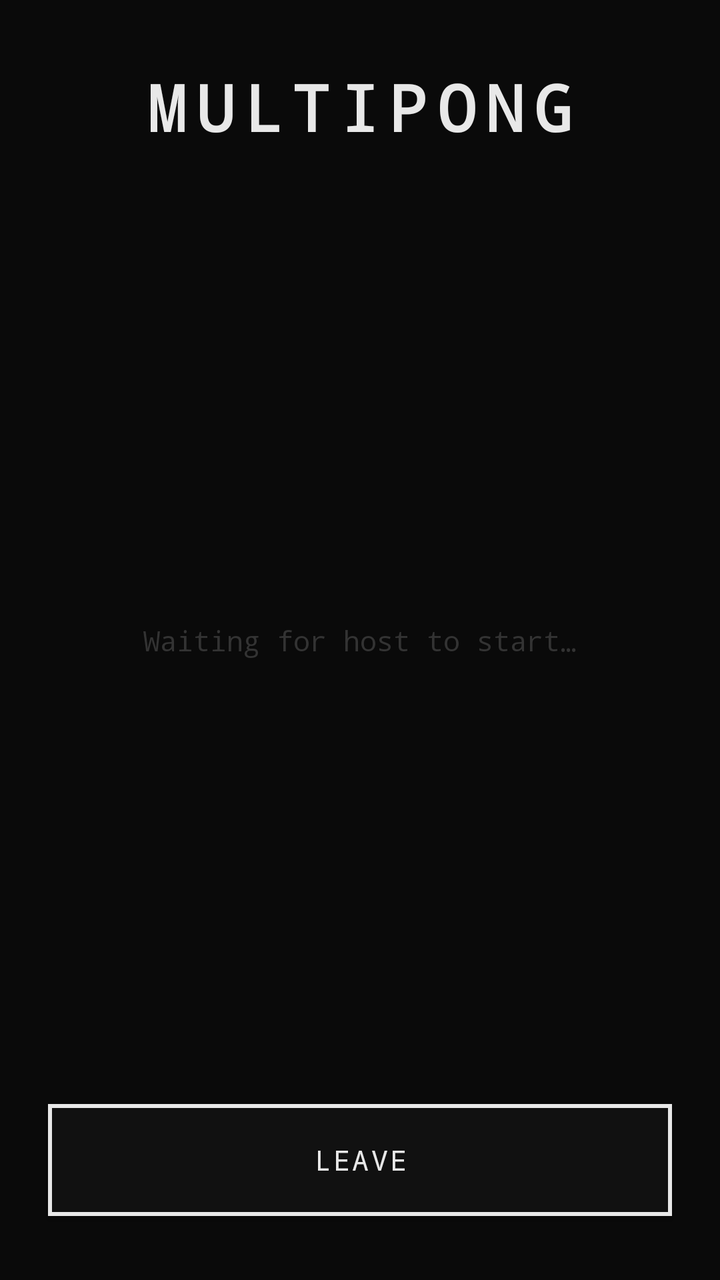
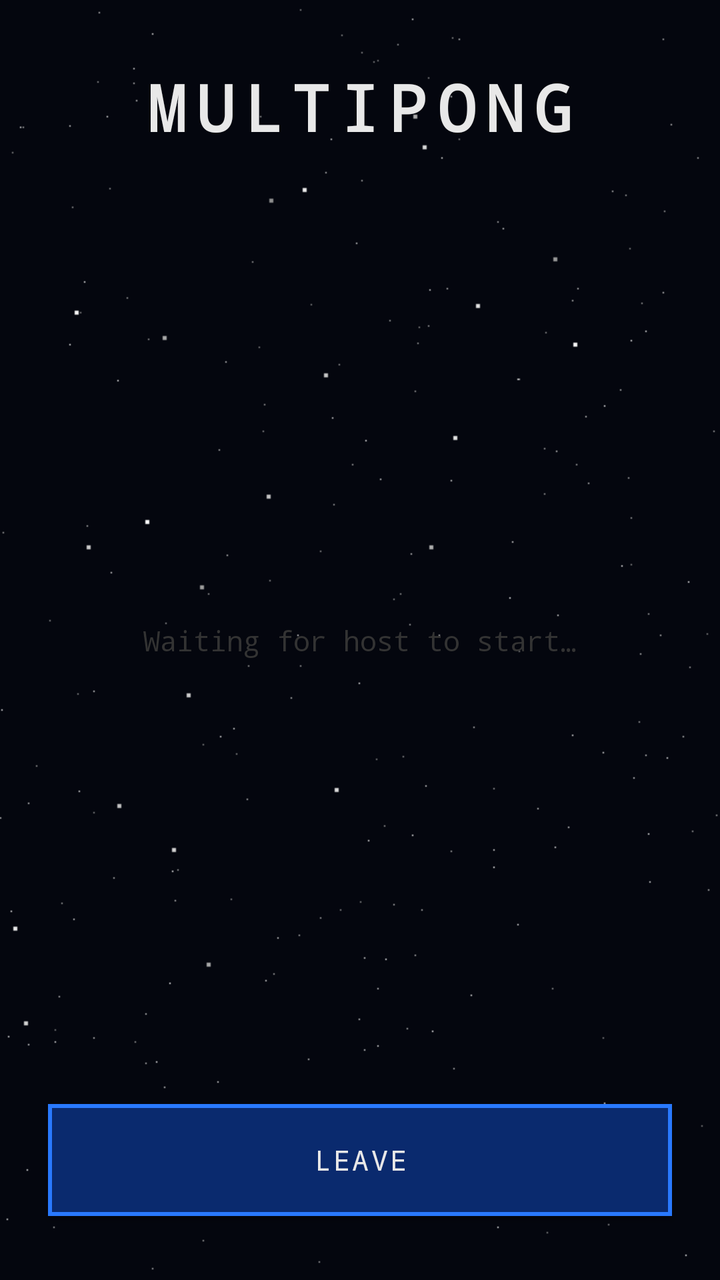

Screens rendered from an Android XML layout before and after an edit, with the pre-edit source and the edit as a unified diff.
<!-- AndroidManifest.xml: application theme AppTheme -->
<!-- res/layout/lobby_client.xml -->
<?xml version="1.0" encoding="utf-8"?>
<androidx.constraintlayout.widget.ConstraintLayout
    xmlns:android="http://schemas.android.com/apk/res/android"
    xmlns:app="http://schemas.android.com/apk/res-auto"
    android:layout_width="match_parent"
    android:layout_height="match_parent"
    android:background="@color/bg_black">

    <TextView
        android:id="@+id/lobby_client_title"
        android:layout_width="wrap_content"
        android:layout_height="wrap_content"
        android:layout_marginTop="32dp"
        android:fontFamily="monospace"
        android:letterSpacing="0.15"
        android:text="@string/lobby_title"
        android:textColor="@color/pixel_white"
        android:textSize="32sp"
        android:textStyle="bold"
        app:layout_constraintEnd_toEndOf="parent"
        app:layout_constraintStart_toStartOf="parent"
        app:layout_constraintTop_toTopOf="parent" />

    <TextView
        android:id="@+id/lobby_client_waiting"
        android:layout_width="wrap_content"
        android:layout_height="wrap_content"
        android:text="@string/lobby_waiting"
        android:textColor="@color/border_grey"
        android:textSize="14sp"
        app:layout_constraintBottom_toBottomOf="parent"
        app:layout_constraintEnd_toEndOf="parent"
        app:layout_constraintStart_toStartOf="parent"
        app:layout_constraintTop_toTopOf="parent" />

    <Button
        android:id="@+id/lobby_client_btn_leave"
        android:layout_width="0dp"
        android:layout_height="56dp"
        android:layout_marginStart="24dp"
        android:layout_marginEnd="24dp"
        android:layout_marginBottom="32dp"
        android:text="@string/btn_leave"
        app:layout_constraintBottom_toBottomOf="parent"
        app:layout_constraintEnd_toEndOf="parent"
        app:layout_constraintStart_toStartOf="parent" />

</androidx.constraintlayout.widget.ConstraintLayout>
<!-- resources referenced by this layout -->
<resources>
  <color name="bg_black">#0A0A0A</color>
  <color name="border_grey">#333333</color>
  <color name="pixel_white">#E8E8E8</color>
  <string name="btn_leave">LEAVE</string>
  <string name="lobby_title">MULTIPONG</string>
  <string name="lobby_waiting">Waiting for host to start…</string>
  <style name="AppTheme" parent="Theme.AppCompat.NoActionBar">
          <item name="colorPrimary">@color/neon_cyan</item>
          <item name="colorPrimaryDark">@color/bg_black</item>
          <item name="colorAccent">@color/neon_magenta</item>
          <item name="android:windowBackground">@color/bg_black</item>
          <item name="android:textColor">@color/pixel_white</item>
          <item name="android:fontFamily">monospace</item>
          <item name="buttonStyle">@style/RetroButton</item>
      </style>
  <color name="neon_cyan">#00F5FF</color>
  <color name="neon_magenta">#FF00AA</color>
  <style name="RetroButton" parent="Widget.AppCompat.Button">
          <item name="android:fontFamily">monospace</item>
          <item name="android:textColor">@color/pixel_white</item>
          <item name="android:textAllCaps">true</item>
          <item name="android:letterSpacing">0.08</item>
          <item name="android:background">@drawable/btn_retro</item>
          <item name="android:paddingStart">20dp</item>
          <item name="android:paddingEnd">20dp</item>
          <item name="android:paddingTop">12dp</item>
          <item name="android:paddingBottom">12dp</item>
      </style>
  <!-- drawable btn_retro (drawable) -->
  <?xml version="1.0" encoding="utf-8"?>
  <selector xmlns:android="http://schemas.android.com/apk/res/android">
  
      
      <item android:state_pressed="true">
          <shape>
              <solid android:color="#00F5FF" />
          </shape>
      </item>
  
      
      <item android:state_focused="true">
          <shape>
              <solid android:color="#111111" />
              <stroke android:width="2dp" android:color="#00F5FF" />
          </shape>
      </item>
  
      
      <item>
          <shape>
              <solid android:color="#111111" />
              <stroke android:width="2dp" android:color="#E8E8E8" />
          </shape>
      </item>
  
  </selector>
</resources>

<!-- the commit's change to res/layout/lobby_client.xml (unified diff, before → after) -->
@@ -4,7 +4,7 @@
     xmlns:app="http://schemas.android.com/apk/res-auto"
     android:layout_width="match_parent"
     android:layout_height="match_parent"
-    android:background="@color/bg_black">
+    android:background="@drawable/background_game">
 
     <TextView
         android:id="@+id/lobby_client_title"
<!-- resource entries referenced after the edit -->
@@ -3,6 +3,7 @@
   <color name="bg_black">#0A0A0A</color>
   <color name="border_grey">#333333</color>
   <color name="pixel_white">#E8E8E8</color>
+  <!-- drawable background_game: png bitmap (drawable, 5581 bytes) -->
   <string name="btn_leave">LEAVE</string>
   <string name="lobby_title">MULTIPONG</string>
   <string name="lobby_waiting">Waiting for host to start…</string>
@@ -35,26 +36,29 @@
       
       <item android:state_pressed="true">
           <shape>
-              <solid android:color="#00F5FF" />
+              <solid android:color="@color/space_blue_border" />
+              <stroke android:width="2dp" android:color="@color/space_blue_border" />
           </shape>
       </item>
   
       
       <item android:state_focused="true">
           <shape>
-              <solid android:color="#111111" />
-              <stroke android:width="2dp" android:color="#00F5FF" />
+              <solid android:color="@color/space_blue_fill" />
+              <stroke android:width="2dp" android:color="@color/space_blue_border" />
           </shape>
       </item>
   
       
       <item>
           <shape>
-              <solid android:color="#111111" />
-              <stroke android:width="2dp" android:color="#E8E8E8" />
+              <solid android:color="@color/space_blue_fill" />
+              <stroke android:width="2dp" android:color="@color/space_blue_border" />
           </shape>
       </item>
   
   </selector>
+  <color name="space_blue_border">#2979FF</color>
+  <color name="space_blue_fill">#0A2A6E</color>
 </resources>
 
